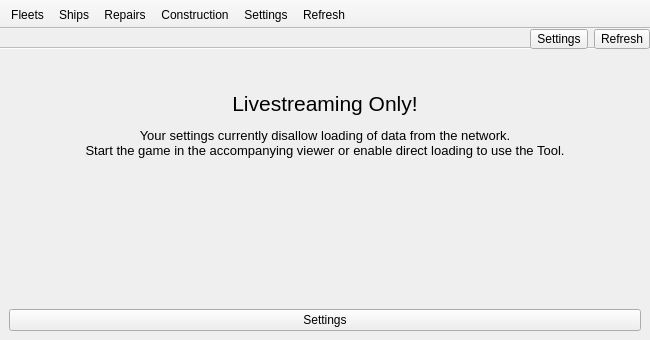
The window that forms/KCMainWindow.ui (KanColleTool/kct-tool) describes before a commit, drawn with Qt 5.
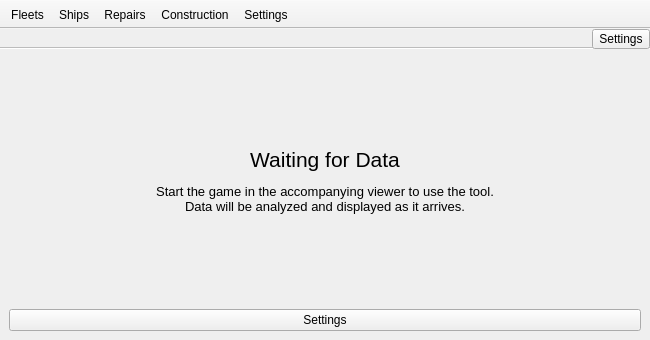
The same window after the commit. The open tabs and pages were chosen to show the change. Icons and pictures are not drawn.

Commit message: Where we're going, we don't needDirect Loading

```diff
--- a/forms/KCMainWindow.ui
+++ b/forms/KCMainWindow.ui
@@ -114,19 +114,6 @@
             </property>
            </widget>
           </item>
-          <item>
-           <widget class="QToolButton" name="refreshButton">
-            <property name="sizePolicy">
-             <sizepolicy hsizetype="Fixed" vsizetype="Maximum">
-              <horstretch>0</horstretch>
-              <verstretch>0</verstretch>
-             </sizepolicy>
-            </property>
-            <property name="text">
-             <string>Refresh</string>
-            </property>
-           </widget>
-          </item>
          </layout>
         </widget>
        </item>
@@ -136,7 +123,7 @@
     <item>
      <widget class="QStackedWidget" name="stackedWidget">
       <property name="currentIndex">
-       <number>2</number>
+       <number>4</number>
       </property>
       <widget class="QWidget" name="fleetsPage">
        <layout class="QVBoxLayout" name="verticalLayout_2">
@@ -2022,14 +2009,14 @@
            </font>
           </property>
           <property name="text">
-           <string>&lt;html&gt;&lt;head/&gt;&lt;body&gt;&lt;p align=&quot;center&quot;&gt;Livestreaming Only!&lt;/p&gt;&lt;p align=&quot;center&quot;&gt;&lt;span style=&quot; font-size:10pt;&quot;&gt;Your settings currently disallow loading of data from the network.&lt;br/&gt;Start the game in the accompanying viewer or enable direct loading to use the Tool.&lt;/span&gt;&lt;/p&gt;&lt;/body&gt;&lt;/html&gt;</string>
+           <string>&lt;html&gt;&lt;head/&gt;&lt;body&gt;&lt;p align=&quot;center&quot;&gt;Waiting for Data&lt;/p&gt;&lt;p align=&quot;center&quot;&gt;&lt;span style=&quot; font-size:10pt;&quot;&gt;Start the game in the accompanying viewer to use the tool.&lt;br/&gt;Data will be analyzed and displayed as it arrives.&lt;/span&gt;&lt;/p&gt;&lt;/body&gt;&lt;/html&gt;</string>
           </property>
           <property name="alignment">
            <set>Qt::AlignCenter</set>
           </property>
          </widget>
         </item>
-        <item alignment="Qt::AlignBottom">
+        <item>
          <widget class="QPushButton" name="noNetworkSettingsButton">
           <property name="text">
            <string>Settings</string>
@@ -2066,7 +2053,6 @@
    <addaction name="actionRepairs"/>
    <addaction name="actionConstruction"/>
    <addaction name="actionSettings"/>
-   <addaction name="actionRefresh"/>
   </widget>
   <action name="actionFleets">
    <property name="text">
@@ -2100,14 +2086,6 @@
     <string>Ctrl+2</string>
    </property>
   </action>
-  <action name="actionRefresh">
-   <property name="text">
-    <string>Refresh</string>
-   </property>
-   <property name="shortcut">
-    <string>F5</string>
-   </property>
-  </action>
   <action name="actionSettings">
    <property name="text">
     <string>Settings</string>
```
The commit also changes 10 other files.
